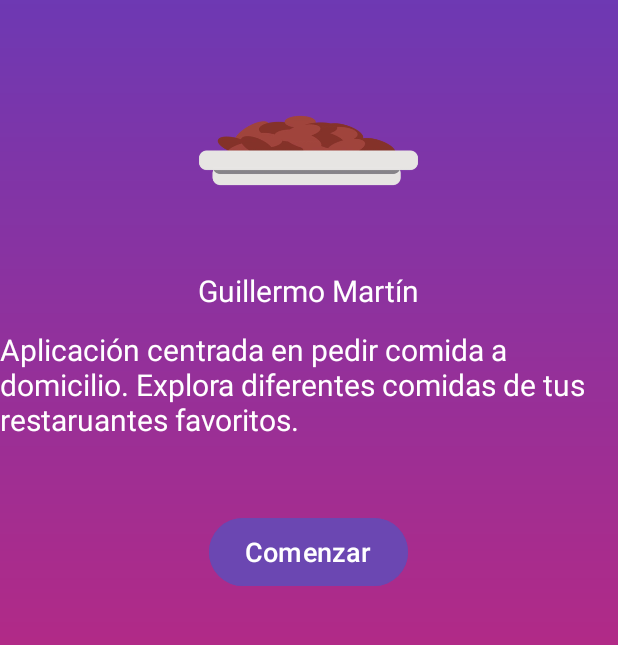
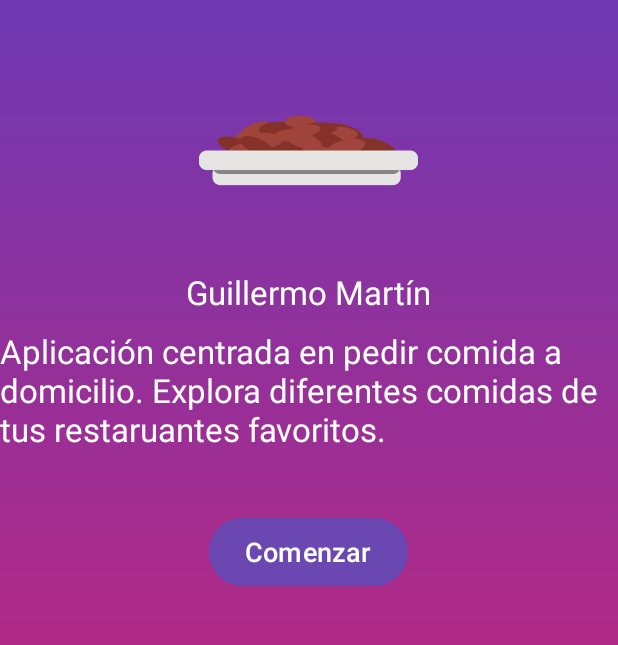
Before and after one commit to guillem2121/GoFoodApp, an Android app: the screen it shows after launch (MainActivity), on a phone screen of 412 x 824 dp, the part 62-707 px from its top. Run offline under Robolectric (Android 15) with nearby library versions, the phone set to English and light mode, and no system bars; Roboto replaces fonts that are not available here.

Commit message:
Se aumenta el tamaño del texto en la pantalla principal.
Se ha modificado el tamaño de la fuente de 20sp a 22sp para los `TextView` que muestran el nombre y la descripción de la aplicación en `activity_main.xml`.

```diff
--- a/app/src/main/res/layout/activity_main.xml
+++ b/app/src/main/res/layout/activity_main.xml
@@ -37,7 +37,7 @@
         android:layout_height="39dp"
         android:text="@string/myname_main"
         android:textColor="@color/text_color"
-        android:textSize="20sp"/>
+        android:textSize="22sp"/>
 
     <!--Explicación la aplicación -->
     <TextView
@@ -46,7 +46,7 @@
         android:layout_height="98dp"
         android:text="@string/app_description"
         android:textColor="@color/text_color"
-        android:textSize="20sp" />
+        android:textSize="22sp" />
 
     <!-- Botón de inicio -->
     <Button
@@ -58,5 +58,4 @@
         android:textColor="@color/text_color"
         android:textSize="18sp" />
 
-
 </LinearLayout>
```
